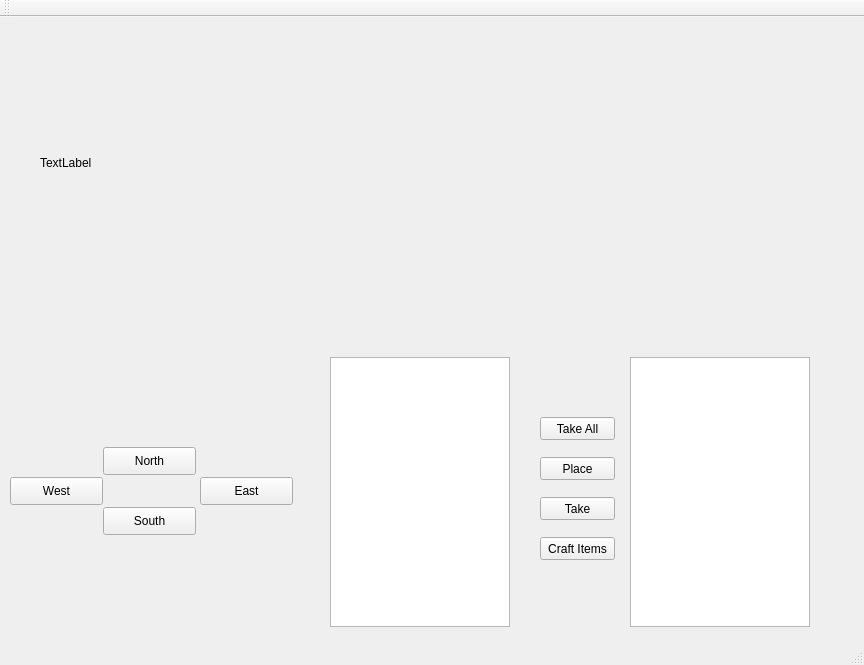
The window that mainwindow.ui (Colum-Mullally/Zork) describes before a commit, drawn with Qt 5.
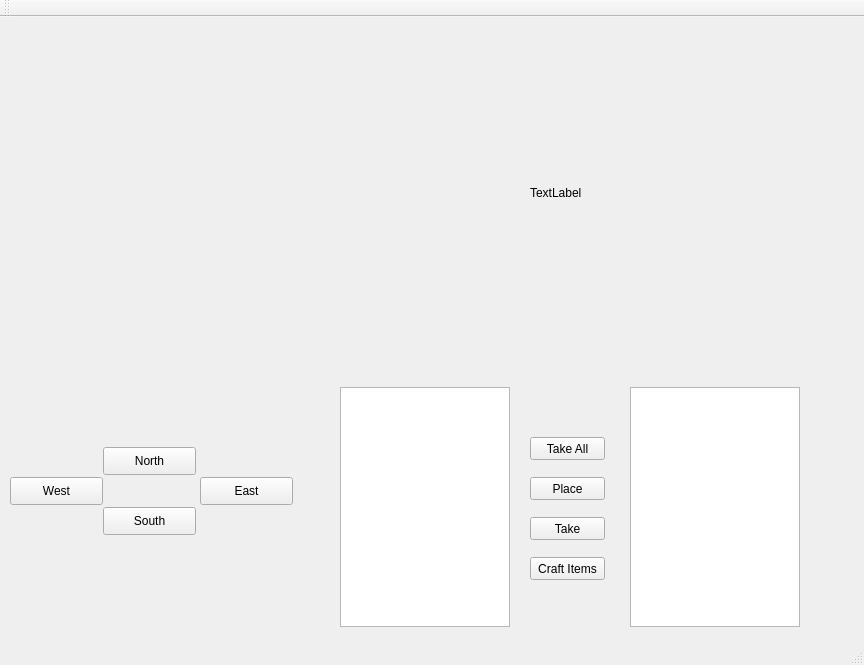
The same window after the commit.

Commit message: Made Nicerish

```diff
--- a/mainwindow.ui
+++ b/mainwindow.ui
@@ -87,10 +87,10 @@
    <widget class="QLabel" name="label">
     <property name="geometry">
      <rect>
-      <x>40</x>
-      <y>60</y>
+      <x>530</x>
+      <y>10</y>
       <width>221</width>
-      <height>171</height>
+      <height>331</height>
      </rect>
     </property>
     <property name="text">
@@ -100,7 +100,7 @@
    <widget class="QWidget" name="gridLayoutWidget">
     <property name="geometry">
      <rect>
-      <x>330</x>
+      <x>0</x>
       <y>0</y>
       <width>521</width>
       <height>341</height>
@@ -111,8 +111,8 @@
    <widget class="QPushButton" name="takeAllButton">
     <property name="geometry">
      <rect>
-      <x>540</x>
-      <y>400</y>
+      <x>530</x>
+      <y>420</y>
       <width>75</width>
       <height>23</height>
      </rect>
@@ -124,8 +124,8 @@
    <widget class="QPushButton" name="take1Button">
     <property name="geometry">
      <rect>
-      <x>540</x>
-      <y>480</y>
+      <x>530</x>
+      <y>500</y>
       <width>75</width>
       <height>23</height>
      </rect>
@@ -137,18 +137,18 @@
    <widget class="QListWidget" name="inventoryList">
     <property name="geometry">
      <rect>
-      <x>330</x>
-      <y>340</y>
-      <width>180</width>
-      <height>270</height>
+      <x>340</x>
+      <y>370</y>
+      <width>170</width>
+      <height>240</height>
      </rect>
     </property>
    </widget>
    <widget class="QPushButton" name="openCrafting">
     <property name="geometry">
      <rect>
-      <x>540</x>
-      <y>520</y>
+      <x>530</x>
+      <y>540</y>
       <width>75</width>
       <height>23</height>
      </rect>
@@ -160,8 +160,8 @@
    <widget class="QPushButton" name="placeButton">
     <property name="geometry">
      <rect>
-      <x>540</x>
-      <y>440</y>
+      <x>530</x>
+      <y>460</y>
       <width>75</width>
       <height>23</height>
      </rect>
@@ -174,9 +174,9 @@
     <property name="geometry">
      <rect>
       <x>630</x>
-      <y>340</y>
-      <width>180</width>
-      <height>270</height>
+      <y>370</y>
+      <width>170</width>
+      <height>240</height>
      </rect>
     </property>
    </widget>
```
The commit also changes 1 other file.
